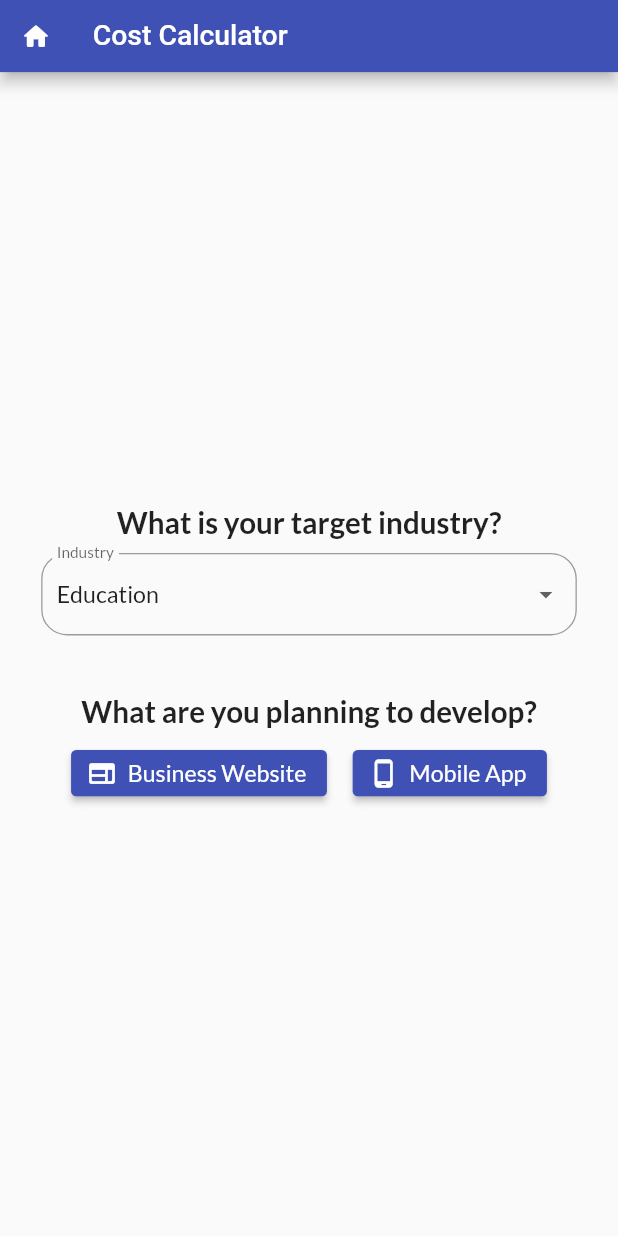
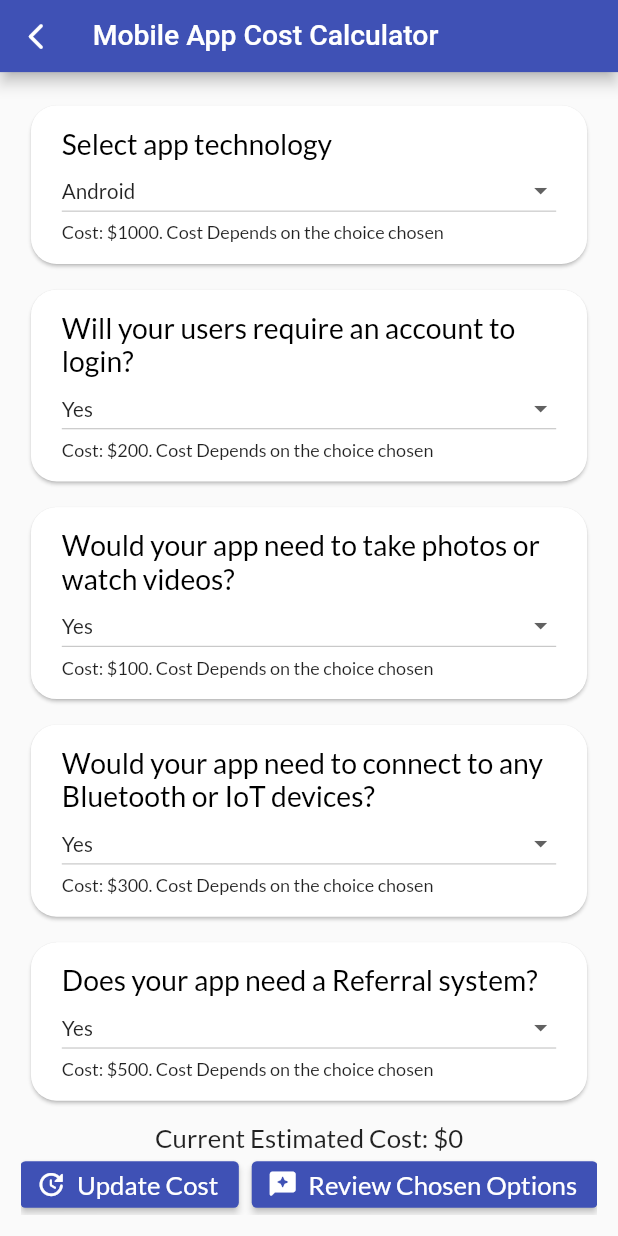
Before and after one commit to fahadthakur/cost-calculator-flutter, a Flutter app: the screen it shows after launch, after a tap on "Mobile App", on a phone screen of 412 x 824 dp. Run offline on Flutter 3.47's test engine with Material 2 defaults, Android fonts, the phone set to English and light mode, and no system bars; our stand-ins replace google_fonts, responsive_framework.

Commit message:
Added the mobile app selector page

```diff
--- a/lib/Screens/homepage.dart
+++ b/lib/Screens/homepage.dart
@@ -1,3 +1,4 @@
+import 'package:costcalculator/Screens/mobileselect.dart';
 import 'package:costcalculator/Screens/webselect.dart';
 import 'package:costcalculator/cost.dart';
 import 'package:flutter/material.dart';
@@ -139,7 +140,12 @@ class _HomepageState extends State<Homepage> {
                         width: 20.0,
                       ),
                       ElevatedButton.icon(
-                        onPressed: () {},
+                        onPressed: () {
+                          Navigator.push(
+                              context,
+                              MaterialPageRoute(
+                                  builder: (context) => MobileSelect()));
+                        },
                         icon: Icon(Icons.phone_android_rounded),
                         label: Text(
                           'Mobile App',
--- /dev/null
+++ b/lib/Screens/mobileselect.dart
@@ -0,0 +1,124 @@
+import 'dart:ui';
+
+import 'package:costcalculator/Models/question.dart';
+import 'package:costcalculator/Screens/review.dart';
+import 'package:costcalculator/cost.dart';
+import 'package:costcalculator/scrollingeffect.dart';
+import 'package:flutter/material.dart';
+
+import '../widgets.dart';
+
+class MobileSelect extends StatefulWidget {
+  const MobileSelect({Key? key}) : super(key: key);
+
+  @override
+  _MobileSelectState createState() => _MobileSelectState();
+}
+
+class _MobileSelectState extends State<MobileSelect> {
+  List<Question> questions = [
+    Question('Select app technology', ['Android', 'iOS', 'Both'], 1000),
+    Question(
+        'Will your users require an account to login?', ['Yes', 'No'], 200),
+    Question('Would your app need to take photos or watch videos?',
+        ['Yes', 'No'], 100),
+    Question('Would your app need to connect to any Bluetooth or IoT devices?',
+        ['Yes', 'No'], 300),
+    Question('Does your app need a Referral system?', ['Yes', 'No'], 500),
+    Question('Does your app require card payments?', ['Yes', 'No'], 500),
+    Question('Do you want your app to have Navigation / Map functionality?',
+        ['Yes', 'No'], 300),
+    Question('Will you need to send push notifications?', ['Yes', 'No'], 100),
+  ];
+
+  @override
+  Widget build(BuildContext context) {
+    return Scaffold(
+      appBar: AppBar(
+        leading: IconButton(
+            onPressed: () {
+              CostReview.optionsChosen.clear();
+              CostReview.estimatedCost = 0;
+              print(CostReview.optionsChosen);
+              print(CostReview.estimatedCost);
+              Navigator.pop(context);
+            },
+            icon: Icon(Icons.arrow_back_ios_new_rounded)),
+        title: Text(
+          "Mobile App Cost Calculator",
+          style: TextStyle(fontSize: 22.0),
+        ),
+      ),
+      body: SafeArea(
+        child: Padding(
+          padding: EdgeInsets.symmetric(horizontal: 16.0, vertical: 16.0),
+          child: Stack(
+            alignment: Alignment.center,
+            children: [
+              Padding(
+                padding: const EdgeInsets.only(bottom: 80.0),
+                child: Container(
+                  child: ScrollConfiguration(
+                    behavior: MyBehavior(),
+                    child: ListView.builder(
+                        itemBuilder: (_, int index) => QuestionWidget(
+                            questions[index].question,
+                            questions[index].options,
+                            questions[index].cost),
+                        itemCount: questions.length),
+                  ),
+                ),
+              ),
+              Positioned(
+                bottom: 0.0,
+                child: Column(
+                  children: [
+                    Text(
+                      'Current Estimated Cost: \$' +
+                          CostReview.estimatedCost.toString(),
+                      style: TextStyle(
+                          fontSize: 20.0, fontWeight: FontWeight.w500),
+                    ),
+                    Row(
+                      //crossAxisAlignment: CrossAxisAlignment.center,
+                      children: [
+                        ElevatedButton.icon(
+                          onPressed: () {
+                            print('Clciked');
+                            setState(() {});
+                          },
+                          icon: Icon(Icons.update_rounded),
+                          label: Text(
+                            'Update Cost',
+                            style: TextStyle(fontSize: 20.0),
+                          ),
+                        ),
+                        SizedBox(
+                          width: 10.0,
+                        ),
+                        ElevatedButton.icon(
+                          onPressed: () {
+                            print(CostReview.optionsChosen);
+                            Navigator.push(
+                                context,
+                                MaterialPageRoute(
+                                    builder: (context) => ReviewPage()));
+                          },
+                          icon: Icon(Icons.reviews_rounded),
+                          label: Text(
+                            'Review Chosen Options',
+                            style: TextStyle(fontSize: 20.0),
+                          ),
+                        )
+                      ],
+                    )
+                  ],
+                ),
+              ),
+            ],
+          ),
+        ),
+      ),
+    );
+  }
+}
```
